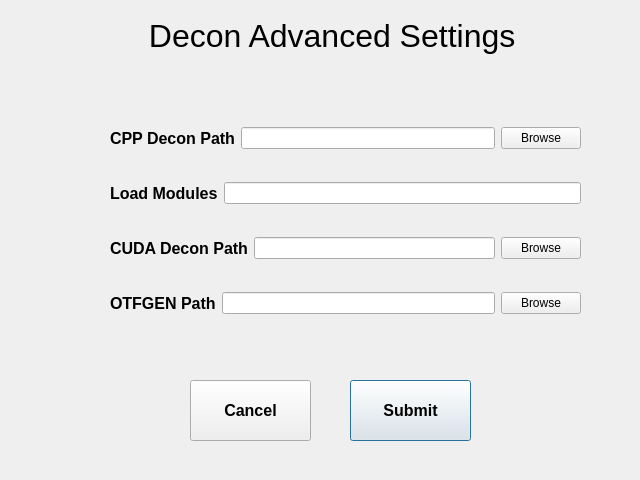
The window that deconadvanced.ui (abcucberkeley/PetaKit5D-GUI) describes before a commit, drawn with Qt 5.
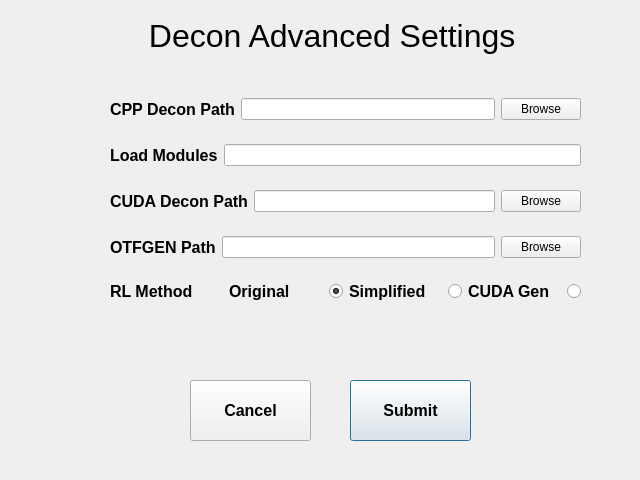
The same window after the commit.

Commit message: Support for RLMethod option

```diff
--- a/deconadvanced.ui
+++ b/deconadvanced.ui
@@ -75,7 +75,7 @@
    <property name="geometry">
     <rect>
      <x>110</x>
-     <y>100</y>
+     <y>80</y>
      <width>471</width>
      <height>241</height>
     </rect>
@@ -202,6 +202,141 @@
       </item>
      </layout>
     </item>
+    <item>
+     <layout class="QHBoxLayout" name="horizontalLayout_5">
+      <item>
+       <widget class="QLabel" name="rlMethodLabel">
+        <property name="font">
+         <font>
+          <pointsize>12</pointsize>
+          <weight>75</weight>
+          <bold>true</bold>
+         </font>
+        </property>
+        <property name="text">
+         <string>RL Method</string>
+        </property>
+       </widget>
+      </item>
+      <item>
+       <layout class="QHBoxLayout" name="horizontalLayout_29">
+        <item>
+         <widget class="QLabel" name="rlMethodOriginalLabel">
+          <property name="font">
+           <font>
+            <pointsize>12</pointsize>
+            <weight>75</weight>
+            <bold>true</bold>
+           </font>
+          </property>
+          <property name="text">
+           <string>Original</string>
+          </property>
+         </widget>
+        </item>
+        <item>
+         <widget class="QRadioButton" name="rlMethodOriginalRadioButton">
+          <property name="sizePolicy">
+           <sizepolicy hsizetype="Maximum" vsizetype="Fixed">
+            <horstretch>0</horstretch>
+            <verstretch>0</verstretch>
+           </sizepolicy>
+          </property>
+          <property name="autoFillBackground">
+           <bool>false</bool>
+          </property>
+          <property name="text">
+           <string/>
+          </property>
+          <property name="checked">
+           <bool>true</bool>
+          </property>
+          <attribute name="buttonGroup">
+           <string notr="true">buttonGroup</string>
+          </attribute>
+         </widget>
+        </item>
+       </layout>
+      </item>
+      <item>
+       <layout class="QHBoxLayout" name="horizontalLayout_30">
+        <item>
+         <widget class="QLabel" name="rlMethodSimplifiedLabel">
+          <property name="font">
+           <font>
+            <pointsize>12</pointsize>
+            <weight>75</weight>
+            <bold>true</bold>
+           </font>
+          </property>
+          <property name="text">
+           <string>Simplified</string>
+          </property>
+         </widget>
+        </item>
+        <item>
+         <widget class="QRadioButton" name="rlMethodSimplifiedRadioButton">
+          <property name="sizePolicy">
+           <sizepolicy hsizetype="Maximum" vsizetype="Fixed">
+            <horstretch>0</horstretch>
+            <verstretch>0</verstretch>
+           </sizepolicy>
+          </property>
+          <property name="autoFillBackground">
+           <bool>false</bool>
+          </property>
+          <property name="text">
+           <string/>
+          </property>
+          <attribute name="buttonGroup">
+           <string notr="true">buttonGroup</string>
+          </attribute>
+         </widget>
+        </item>
+       </layout>
+      </item>
+      <item>
+       <layout class="QHBoxLayout" name="horizontalLayout_31">
+        <item>
+         <widget class="QLabel" name="rlMethodCudaGenLabel">
+          <property name="font">
+           <font>
+            <pointsize>12</pointsize>
+            <weight>75</weight>
+            <bold>true</bold>
+           </font>
+          </property>
+          <property name="text">
+           <string>CUDA Gen</string>
+          </property>
+         </widget>
+        </item>
+        <item>
+         <widget class="QRadioButton" name="rlMethodCudaGenRadioButton">
+          <property name="sizePolicy">
+           <sizepolicy hsizetype="Maximum" vsizetype="Fixed">
+            <horstretch>0</horstretch>
+            <verstretch>0</verstretch>
+           </sizepolicy>
+          </property>
+          <property name="autoFillBackground">
+           <bool>false</bool>
+          </property>
+          <property name="text">
+           <string/>
+          </property>
+          <property name="checked">
+           <bool>false</bool>
+          </property>
+          <attribute name="buttonGroup">
+           <string notr="true">buttonGroup</string>
+          </attribute>
+         </widget>
+        </item>
+       </layout>
+      </item>
+     </layout>
+    </item>
    </layout>
   </widget>
  </widget>
```
Left out of the diff: 3 changed lines with no effect on the pictures. The commit also changes 4 other files.
